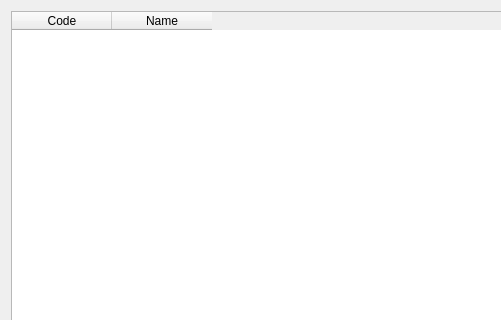
Qt form Waiter/dlgcl.ui (End1-1/Cafe5) before a commit; both pictures show x 0 to 501 and y 0 to 320 of the 1011 by 736 pixel window.
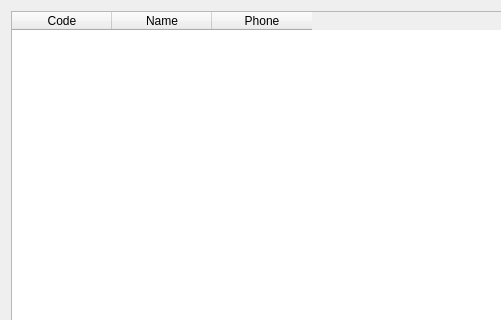
The same form after that commit. Custom widgets are drawn as their Qt base class.

Patch:
```diff
--- a/Waiter/dlgcl.ui
+++ b/Waiter/dlgcl.ui
@@ -35,6 +35,11 @@
        <string>Name</string>
       </property>
      </column>
+     <column>
+      <property name="text">
+       <string>Phone</string>
+      </property>
+     </column>
     </widget>
    </item>
    <item>
```
